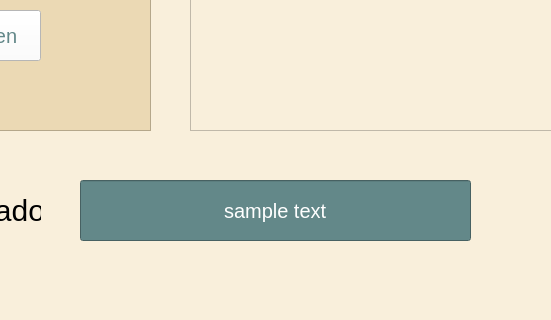
Qt form ergonomy.ui (gabiruca/ergonomy) before a commit; both pictures show x 390 to 941 and y 380 to 700 of the 1095 by 700 pixel window.
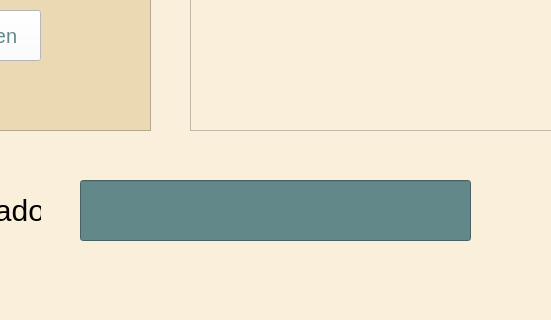
The same form after that commit.

Diff of the .ui file:
```diff
--- a/ergonomy.ui
+++ b/ergonomy.ui
@@ -70,7 +70,7 @@
      <string notr="true">background-color: #638889; font-size: 20px; color: white;</string>
     </property>
     <property name="text">
-     <string>sample text</string>
+     <string></string>
     </property>
     <property name="alignment">
      <set>Qt::AlignCenter</set>
```
